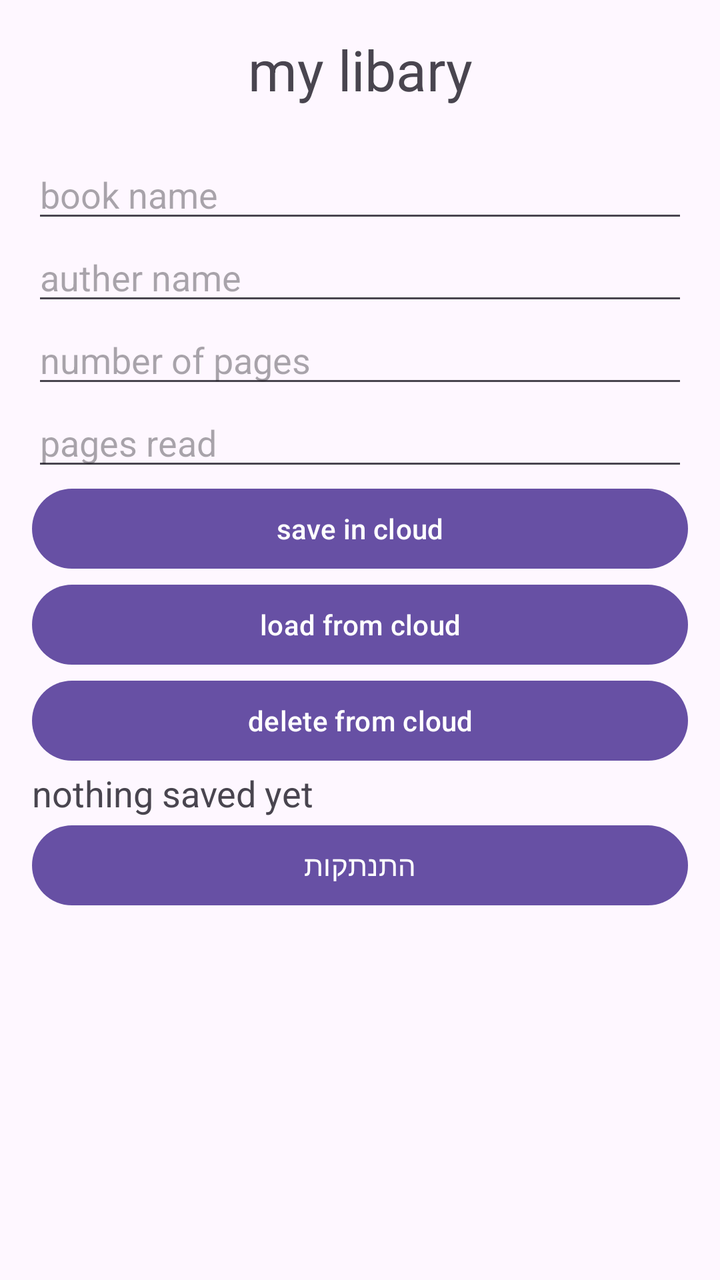
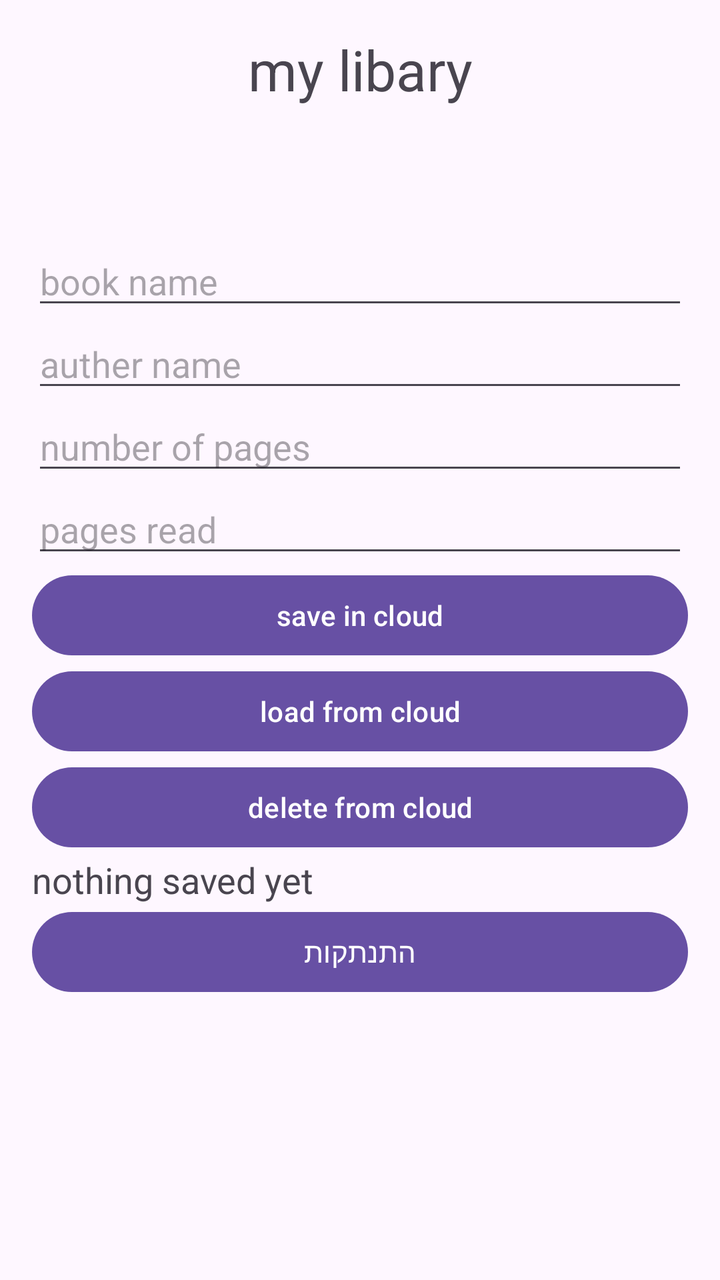

Before-and-after screenshots of an Android layout around one commit, followed by the original layout XML and the change that was made.
<!-- AndroidManifest.xml: application theme Theme.MyLibrary -->
<!-- res/layout/activity_main.xml -->
<?xml version="1.0" encoding="utf-8"?>
<LinearLayout xmlns:android="http://schemas.android.com/apk/res/android"
    android:id="@+id/main"
    android:layout_width="match_parent"
    android:layout_height="match_parent"
    android:orientation="vertical"
    android:padding="16dp">

    

    <TextView
        android:id="@+id/tvTitle"
        android:layout_width="match_parent"
        android:layout_height="wrap_content"
        android:textSize="28sp"
        android:textAlignment="center"
        android:text="my libary" />

    <TextView
        android:id="@+id/tvUser"
        android:layout_width="match_parent"
        android:layout_height="wrap_content"
        android:textSize="16sp"
        android:textAlignment="center"
        android:text="" />

    <EditText
        android:id="@+id/etBook"
        android:layout_width="match_parent"
        android:layout_height="wrap_content"
        android:ems="10"
        android:inputType="text"
        android:hint="book name" />

    <EditText
        android:id="@+id/etAuthor"
        android:layout_width="match_parent"
        android:layout_height="wrap_content"
        android:ems="10"
        android:inputType="text"
        android:hint="auther name" />

    <EditText
        android:id="@+id/etPages"
        android:layout_width="match_parent"
        android:layout_height="wrap_content"
        android:ems="10"
        android:inputType="number"
        android:maxLength="4"
        android:hint="number of pages" />

    <EditText
        android:id="@+id/etRead"
        android:layout_width="match_parent"
        android:layout_height="wrap_content"
        android:ems="10"
        android:inputType="number"
        android:maxLength="4"
        android:hint="pages read" />

    <Button
        android:id="@+id/btnSave"
        android:layout_width="match_parent"
        android:layout_height="wrap_content"
        android:text="save in cloud" />

    <Button
        android:id="@+id/btnLoad"
        android:layout_width="match_parent"
        android:layout_height="wrap_content"
        android:text="load from cloud" />

    <Button
        android:id="@+id/btnDelete"
        android:layout_width="match_parent"
        android:layout_height="wrap_content"
        android:text="delete from cloud" />

    <TextView
        android:id="@+id/tvStatus"
        android:layout_width="match_parent"
        android:layout_height="wrap_content"
        android:textSize="18sp"
        android:text="nothing saved yet" />

    <Button
        android:id="@+id/btnLogout"
        android:layout_width="match_parent"
        android:layout_height="wrap_content"
        android:text="התנתקות" />


</LinearLayout>
<!-- resources referenced by this layout -->
<resources>
  <style name="Theme.MyLibrary" parent="Base.Theme.MyLibrary" />
  <style name="Base.Theme.MyLibrary" parent="Theme.Material3.DayNight.NoActionBar">
          
          
      </style>
</resources>

<!-- the commit's change to res/layout/activity_main.xml (unified diff, before → after) -->
@@ -17,10 +17,26 @@
         android:text="my libary" />
 
     <TextView
+        android:id="@+id/tvGreeting"
+        android:layout_width="match_parent"
+        android:layout_height="wrap_content"
+        android:textSize="18sp"
+        android:textAlignment="center"
+        android:text="" />
+
+    <TextView
         android:id="@+id/tvUser"
         android:layout_width="match_parent"
         android:layout_height="wrap_content"
         android:textSize="16sp"
+        android:textAlignment="center"
+        android:text="" />
+
+    <TextView
+        android:id="@+id/tvCreatedAt"
+        android:layout_width="match_parent"
+        android:layout_height="wrap_content"
+        android:textSize="14sp"
         android:textAlignment="center"
         android:text="" />
 
